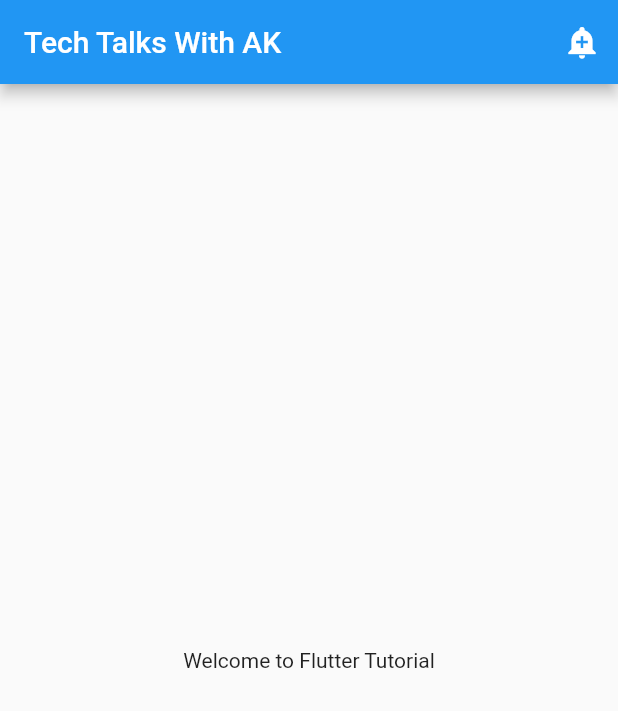
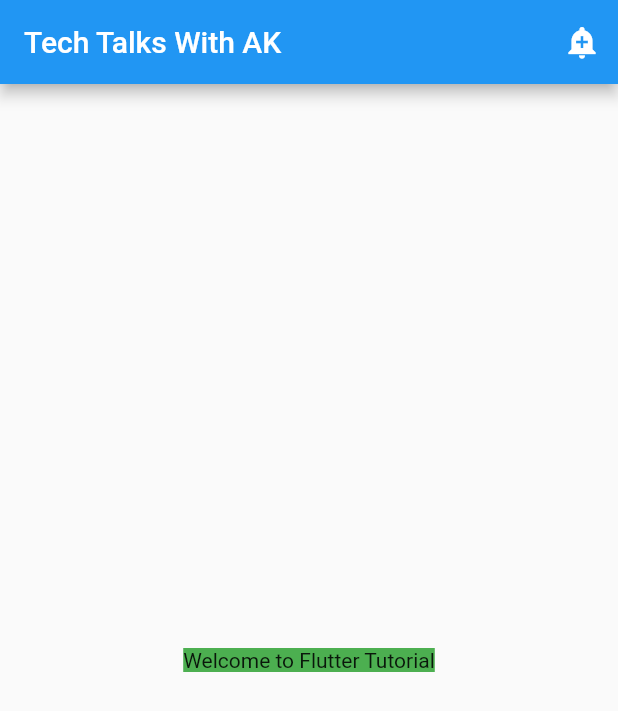
Before and after one commit to ArchitectAK/Complete-Flutter-Widgets-Tutorial, a Flutter app: the screen it shows after launch, on a phone screen of 412 x 824 dp. Shown: the top 711 px of the screen. Run offline on Flutter 3.47's test engine with Material 2 defaults, Android fonts, the phone set to English and light mode, and no system bars.

Commit message:
container color

```diff
--- a/lib/5-container/ContainerDemo.dart
+++ b/lib/5-container/ContainerDemo.dart
@@ -4,7 +4,6 @@ final SnackBar snackBar = const SnackBar(
     content: Text("Subscribe to get more on Flutter Programming"));
 
 class ContainerDemo extends StatelessWidget {
-
   @override
   Widget build(BuildContext context) {
     return Scaffold(
@@ -24,9 +23,10 @@ class ContainerDemo extends StatelessWidget {
             ),
           ],
         ),
-      body:  Center(
-        child: Text("Welcome to Flutter Tutorial"),
-      )
-    );
+        body: Center(
+          child: Container(
+              color: Colors.green,
+              child: Text("Welcome to Flutter Tutorial")),
+        ));
   }
 }
```
Lines whose indentation alone changed are shown as unchanged.
